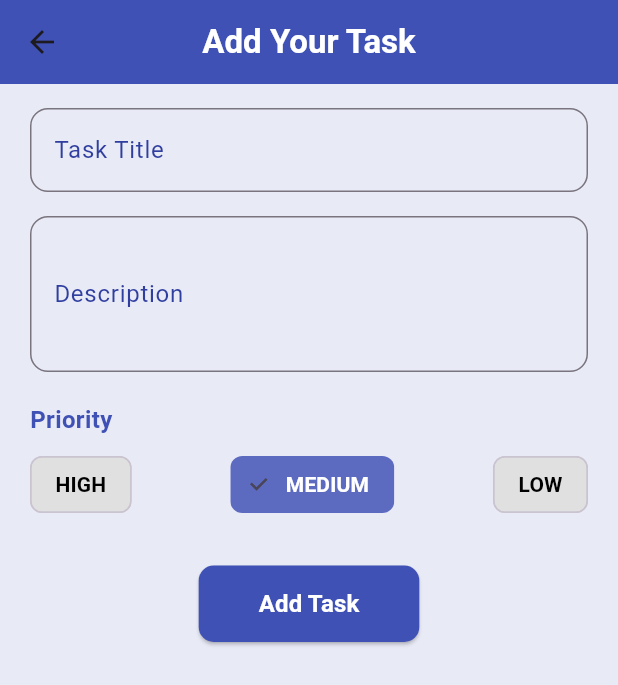
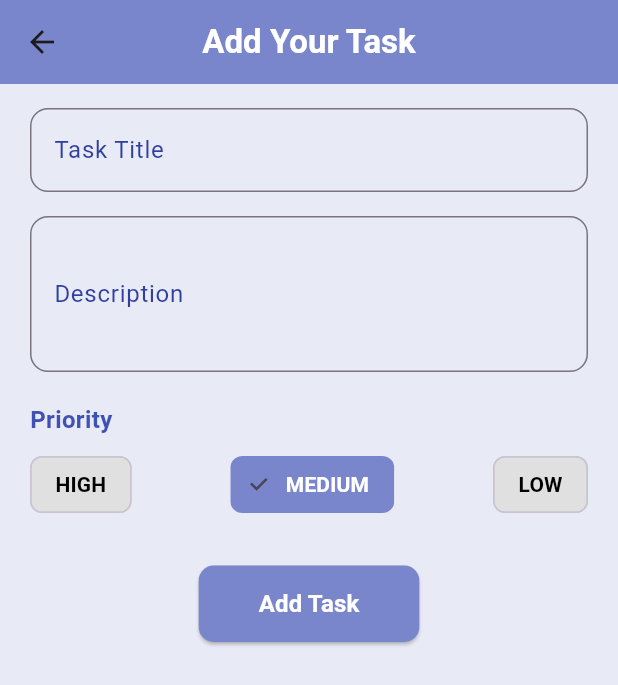
Before and after one commit to sohasara/To-Do-App, a Flutter app: the TextScreen screen opened directly, on a phone screen of 412 x 824 dp. Shown: the top 685 px of the screen. Run offline on Flutter 3.47's test engine with Material 3 defaults, Android fonts, the phone set to English and light mode, and no system bars; our stand-ins replace flutter_riverpod.

Commit message:
update TextScreen UI; change AppBar and button background colors for consistency

```diff
--- a/lib/application/pages/home/text_screen.dart
+++ b/lib/application/pages/home/text_screen.dart
@@ -13,7 +13,7 @@ class TextScreen extends ConsumerWidget {
     return Scaffold(
       backgroundColor: Colors.indigo.shade50,
       appBar: AppBar(
-        backgroundColor: Colors.indigo,
+        backgroundColor: Colors.indigo.shade300,
         centerTitle: true,
         title: const Text(
           "Add Your Task",
@@ -72,7 +72,7 @@ class TextScreen extends ConsumerWidget {
                 return ChoiceChip(
                   label: Text(priority.toUpperCase()),
                   selected: selectedPriority == priority,
-                  selectedColor: Colors.indigo.shade400,
+                  selectedColor: Colors.indigo.shade300,
                   backgroundColor: Colors.grey.shade300,
                   labelStyle: TextStyle(
                     color: selectedPriority == priority
@@ -90,7 +90,7 @@ class TextScreen extends ConsumerWidget {
             Center(
               child: ElevatedButton(
                 style: ElevatedButton.styleFrom(
-                  backgroundColor: Colors.indigo,
+                  backgroundColor: Colors.indigo.shade300,
                   shape: RoundedRectangleBorder(
                     borderRadius: BorderRadius.circular(10),
                   ),
```
